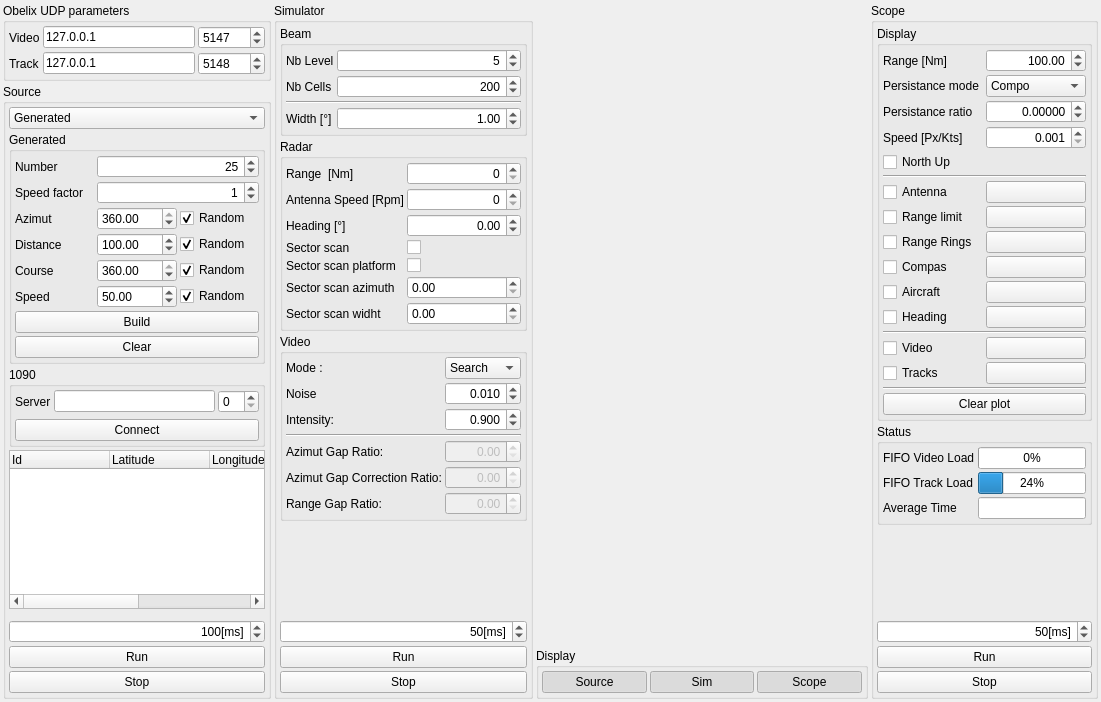
Above: Src/ObelixTestApp/MainWindow.ui from chootair/RadarObelix before the change. Below: the same form after it.
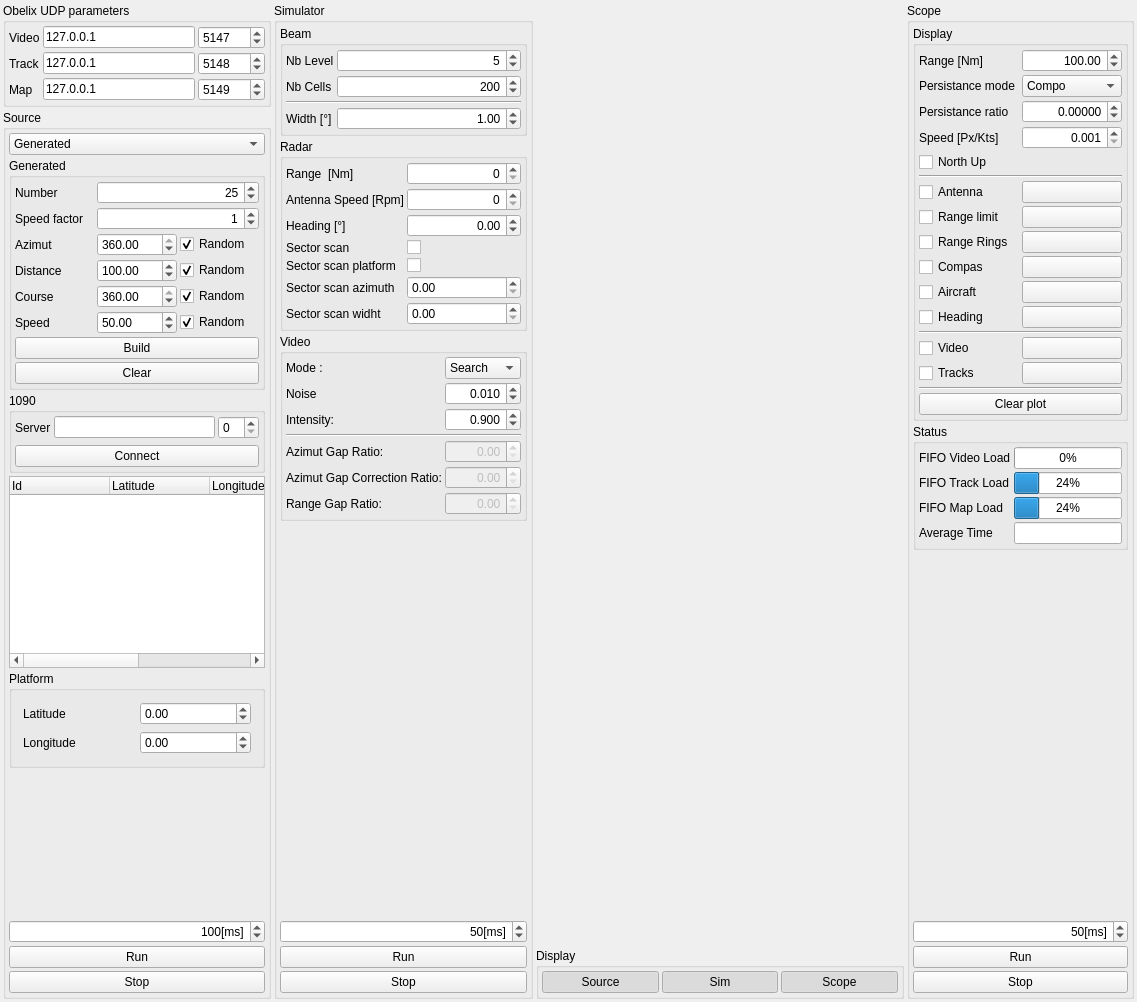
That is the form after the change. Custom widgets are drawn as their Qt base class.

Patch:
```diff
--- a/Src/ObelixTestApp/MainWindow.ui
+++ b/Src/ObelixTestApp/MainWindow.ui
@@ -6,8 +6,8 @@
    <rect>
     <x>0</x>
     <y>0</y>
-    <width>1101</width>
-    <height>702</height>
+    <width>1137</width>
+    <height>1002</height>
    </rect>
   </property>
   <property name="windowTitle">
@@ -99,6 +99,30 @@
          </property>
         </widget>
        </item>
+       <item row="2" column="0">
+        <widget class="QLabel" name="label_32">
+         <property name="text">
+          <string>Map</string>
+         </property>
+        </widget>
+       </item>
+       <item row="2" column="1">
+        <widget class="QLineEdit" name="tbxIpMap">
+         <property name="text">
+          <string>127.0.0.1</string>
+         </property>
+        </widget>
+       </item>
+       <item row="2" column="2">
+        <widget class="QSpinBox" name="sbxPortMap">
+         <property name="maximum">
+          <number>999999999</number>
+         </property>
+         <property name="value">
+          <number>5149</number>
+         </property>
+        </widget>
+       </item>
       </layout>
      </widget>
     </item>
@@ -659,6 +683,25 @@
        <property name="spacing">
         <number>3</number>
        </property>
+       <item row="0" column="0">
+        <widget class="QComboBox" name="comboBox">
+         <item>
+          <property name="text">
+           <string>Generated</string>
+          </property>
+         </item>
+         <item>
+          <property name="text">
+           <string>1090</string>
+          </property>
+         </item>
+         <item>
+          <property name="text">
+           <string>ObelixInput</string>
+          </property>
+         </item>
+        </widget>
+       </item>
        <item row="2" column="0">
         <widget class="QGroupBox" name="groupBox_11">
          <property name="title">
@@ -703,39 +746,13 @@
          </layout>
         </widget>
        </item>
-       <item row="7" column="0">
+       <item row="8" column="0">
         <widget class="QPushButton" name="pbxStopSim">
          <property name="text">
           <string>Stop</string>
          </property>
         </widget>
        </item>
-       <item row="0" column="0">
-        <widget class="QComboBox" name="comboBox">
-         <item>
-          <property name="text">
-           <string>Generated</string>
-          </property>
-         </item>
-         <item>
-          <property name="text">
-           <string>1090</string>
-          </property>
-         </item>
-         <item>
-          <property name="text">
-           <string>ObelixInput</string>
-          </property>
-         </item>
-        </widget>
-       </item>
-       <item row="6" column="0">
-        <widget class="QPushButton" name="pbxRunSim">
-         <property name="text">
-          <string>Run</string>
-         </property>
-        </widget>
-       </item>
        <item row="1" column="0">
         <widget class="QGroupBox" name="groupBox_8">
          <property name="title">
@@ -919,38 +936,6 @@
          </layout>
         </widget>
        </item>
-       <item row="4" column="0">
-        <spacer name="verticalSpacer_3">
-         <property name="orientation">
-          <enum>Qt::Vertical</enum>
-         </property>
-         <property name="sizeHint" stdset="0">
-          <size>
-           <width>20</width>
-           <height>40</height>
-          </size>
-         </property>
-        </spacer>
-       </item>
-       <item row="5" column="0">
-        <widget class="QSpinBox" name="sbxSimPeriod">
-         <property name="alignment">
-          <set>Qt::AlignRight|Qt::AlignTrailing|Qt::AlignVCenter</set>
-         </property>
-         <property name="suffix">
-          <string>[ms]</string>
-         </property>
-         <property name="minimum">
-          <number>10</number>
-         </property>
-         <property name="maximum">
-          <number>9999</number>
-         </property>
-         <property name="value">
-          <number>100</number>
-         </property>
-        </widget>
-       </item>
        <item row="3" column="0">
         <widget class="QTreeWidget" name="trwTrackTree">
          <column>
@@ -980,6 +965,97 @@
          </column>
         </widget>
        </item>
+       <item row="6" column="0">
+        <widget class="QSpinBox" name="sbxSimPeriod">
+         <property name="alignment">
+          <set>Qt::AlignRight|Qt::AlignTrailing|Qt::AlignVCenter</set>
+         </property>
+         <property name="suffix">
+          <string>[ms]</string>
+         </property>
+         <property name="minimum">
+          <number>10</number>
+         </property>
+         <property name="maximum">
+          <number>9999</number>
+         </property>
+         <property name="value">
+          <number>100</number>
+         </property>
+        </widget>
+       </item>
+       <item row="7" column="0">
+        <widget class="QPushButton" name="pbxRunSim">
+         <property name="text">
+          <string>Run</string>
+         </property>
+        </widget>
+       </item>
+       <item row="5" column="0">
+        <spacer name="verticalSpacer_3">
+         <property name="orientation">
+          <enum>Qt::Vertical</enum>
+         </property>
+         <property name="sizeHint" stdset="0">
+          <size>
+           <width>20</width>
+           <height>40</height>
+          </size>
+         </property>
+        </spacer>
+       </item>
+       <item row="4" column="0">
+        <widget class="QGroupBox" name="groupBox_2">
+         <property name="title">
+          <string>Platform</string>
+         </property>
+         <layout class="QGridLayout" name="gridLayout_12">
+          <item row="0" column="0">
+           <widget class="QLabel" name="label_34">
+            <property name="text">
+             <string>Latitude</string>
+            </property>
+           </widget>
+          </item>
+          <item row="0" column="1">
+           <widget class="QDoubleSpinBox" name="sbxPlatformLat">
+            <property name="decimals">
+             <number>2</number>
+            </property>
+            <property name="minimum">
+             <double>-90.000000000000000</double>
+            </property>
+            <property name="maximum">
+             <double>90.000000000000000</double>
+            </property>
+            <property name="singleStep">
+             <double>0.010000000000000</double>
+            </property>
+           </widget>
+          </item>
+          <item row="1" column="0">
+           <widget class="QLabel" name="label_35">
+            <property name="text">
+             <string>Longitude</string>
+            </property>
+           </widget>
+          </item>
+          <item row="1" column="1">
+           <widget class="QDoubleSpinBox" name="sbxPlatformLong">
+            <property name="minimum">
+             <double>-180.000000000000000</double>
+            </property>
+            <property name="maximum">
+             <double>180.000000000000000</double>
+            </property>
+            <property name="singleStep">
+             <double>0.010000000000000</double>
+            </property>
+           </widget>
+          </item>
+         </layout>
+        </widget>
+       </item>
       </layout>
      </widget>
     </item>
@@ -1346,16 +1422,30 @@
             </property>
            </widget>
           </item>
-          <item row="2" column="0">
+          <item row="3" column="0">
            <widget class="QLabel" name="label_16">
             <property name="text">
              <string>Average Time</string>
             </property>
            </widget>
           </item>
-          <item row="2" column="1">
+          <item row="3" column="1">
            <widget class="QLineEdit" name="tbxAverageTime"/>
           </item>
+          <item row="2" column="0">
+           <widget class="QLabel" name="label_33">
+            <property name="text">
+             <string>FIFO Map Load</string>
+            </property>
+           </widget>
+          </item>
+          <item row="2" column="1">
+           <widget class="QProgressBar" name="pgxFifoMapLoad">
+            <property name="value">
+             <number>24</number>
+            </property>
+           </widget>
+          </item>
          </layout>
         </widget>
        </item>
```
